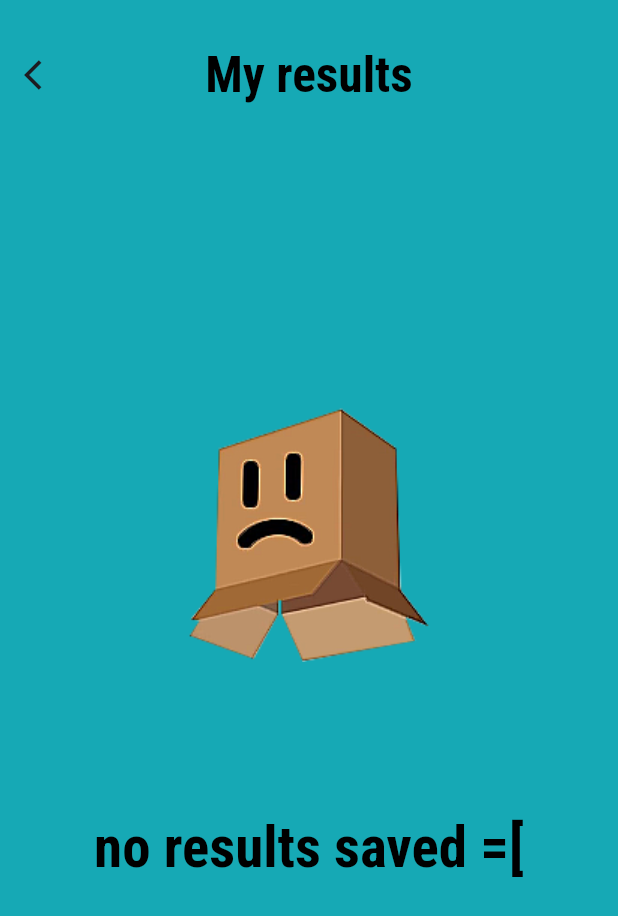
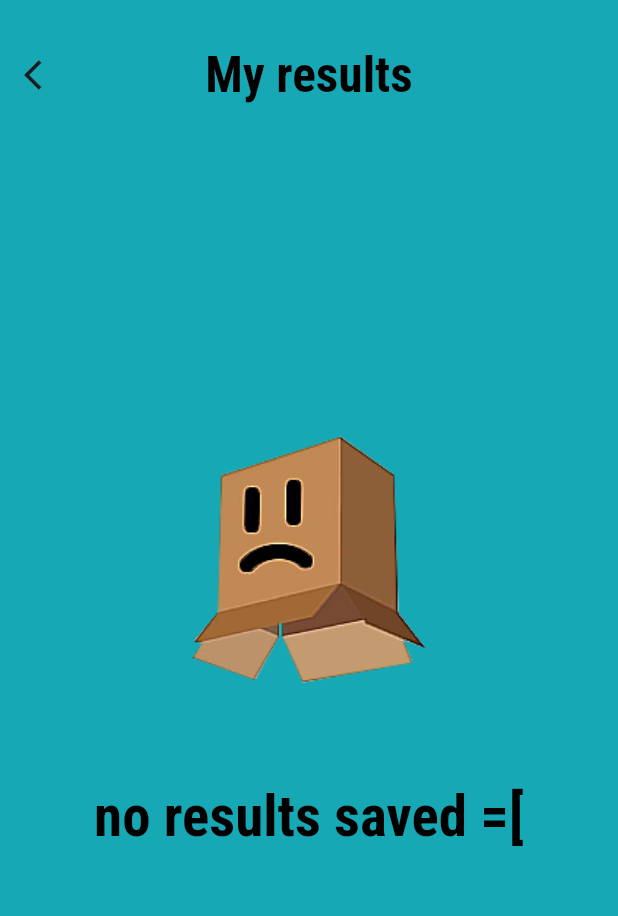
Before and after one commit to jusylopes/flutter_bmi_calculator, a Flutter app: the FavoriteScreen screen opened directly, on a phone screen of 412 x 824 dp. Shown: the top 916 px of the screen. Run offline on Flutter 3.47's test engine with Material 3 defaults, Android fonts, the phone set to English and light mode, and no system bars; our stand-ins replace google_fonts, sqflite, syncfusion_flutter_sliders; missing offline and left inert: dart:ffi; accounts and stored records are empty.

Commit message:
refactor: theme

```diff
--- a/lib/view/components/empty_results_message.dart
+++ b/lib/view/components/empty_results_message.dart
@@ -41,7 +41,7 @@ class _EmptyResultsMessageState extends State<EmptyResultsMessage>
         mainAxisAlignment: MainAxisAlignment.center,
         children: [
           SizedBox(
-            height: MediaQuery.of(context).size.height / 4,
+            height: MediaQuery.of(context).size.height / 5,
             child: SlideTransition(
               position: _animation,
               child: Image.asset(AssetsManager.imageEmpty),
--- a/lib/view/components/slider_height.dart
+++ b/lib/view/components/slider_height.dart
@@ -1,4 +1,5 @@
 import 'package:bmi_calculator/controllers/bmi_controller.dart';
+import 'package:bmi_calculator/utils/colors.dart';
 import 'package:flutter/material.dart';
 import 'package:syncfusion_flutter_sliders/sliders.dart';
 
@@ -29,6 +30,8 @@ class SliderHeight extends StatelessWidget {
             showLabels: true,
             max: 200,
             min: 0,
+            activeColor: AppColors.colorPrimarySwatch,
+            inactiveColor: AppColors.colorPrimarySwatch.withOpacity(0.4),
           ),
         ),
       ],
--- a/lib/view/components/slider_weight.dart
+++ b/lib/view/components/slider_weight.dart
@@ -1,4 +1,5 @@
 import 'package:bmi_calculator/controllers/bmi_controller.dart';
+import 'package:bmi_calculator/utils/colors.dart';
 import 'package:flutter/material.dart';
 
 class SliderWeight extends StatelessWidget {
@@ -18,8 +19,8 @@ class SliderWeight extends StatelessWidget {
         overlayShape: SliderComponentShape.noOverlay,
         valueIndicatorShape: SliderComponentShape.noOverlay,
         trackShape: const RectangularSliderTrackShape(),
-        activeTickMarkColor: Colors.transparent,
-        inactiveTickMarkColor: Colors.transparent,
+        activeTrackColor: AppColors.colorPrimarySwatch,
+        inactiveTrackColor: AppColors.colorPrimarySwatch.withOpacity(0.4),
       ),
       child: Container(
         padding: const EdgeInsets.all(15),
--- a/lib/view/components/snack_bar_helper.dart
+++ b/lib/view/components/snack_bar_helper.dart
@@ -1,11 +1,10 @@
-import 'package:bmi_calculator/utils/colors.dart';
 import 'package:flutter/material.dart';
 
 class SnackBarHelper {
   static void showSnackBar(BuildContext context, String message) {
     ScaffoldMessenger.of(context).showSnackBar(
       SnackBar(
-        backgroundColor: AppColors.primaryColor,
+        backgroundColor: Theme.of(context).primaryColor,
         content: Text(message, style: Theme.of(context).textTheme.titleSmall),
         duration: const Duration(seconds: 2),
       ),
```
